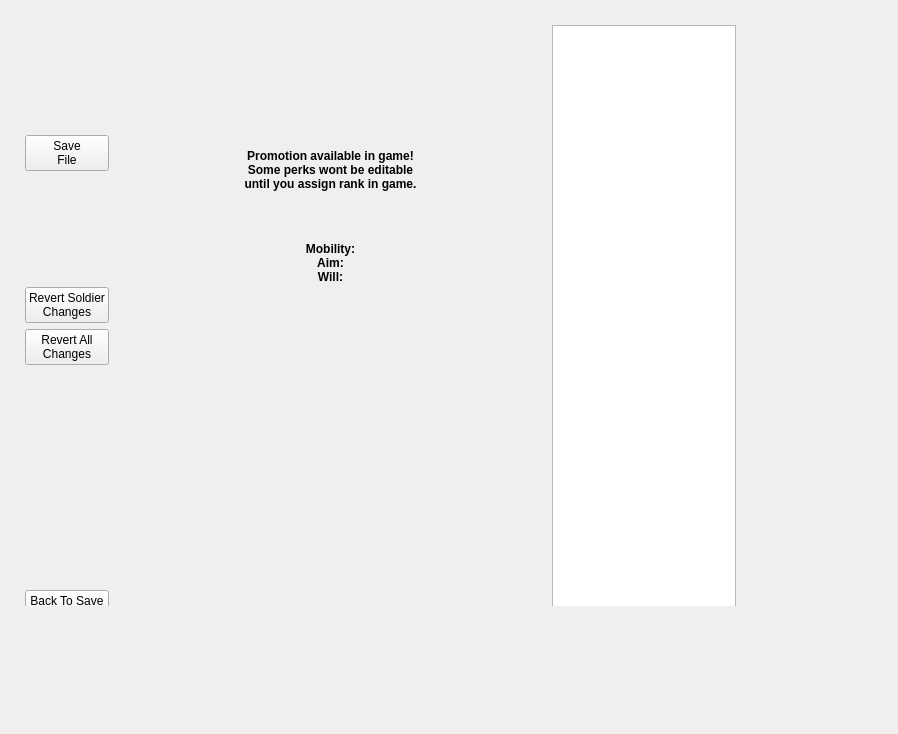
Old version of the form QtDesigner.ui in the repository Bodzioo44/XcomPerkEdit.
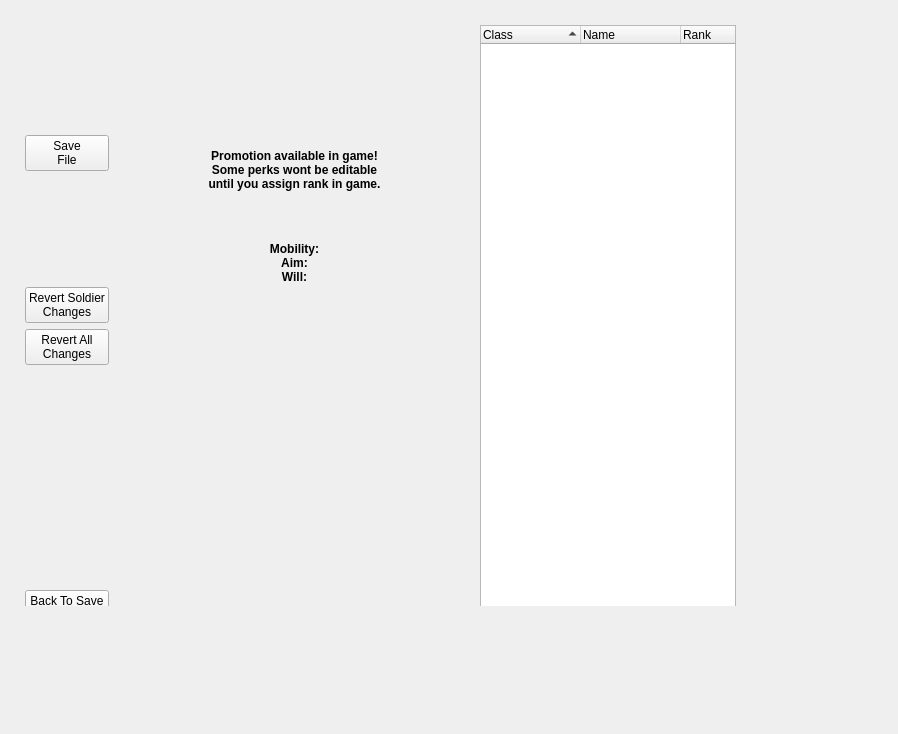
New version of the form.

Commit message: switched to qtreewidget, still a few bugs.

What changed in the file:
```diff
--- a/QtDesigner.ui
+++ b/QtDesigner.ui
@@ -104,7 +104,7 @@
            <height>601</height>
           </rect>
          </property>
-         <layout class="QHBoxLayout" name="horizontalLayout" stretch="0,1,5,1,3">
+         <layout class="QHBoxLayout" name="horizontalLayout" stretch="0,1,5,1,0">
           <item>
            <layout class="QVBoxLayout" name="ButtonVBoxLayout" stretch="5,1,5,1,1,10,1">
             <item>
@@ -305,7 +305,7 @@
            </spacer>
           </item>
           <item>
-           <widget class="QListWidget" name="SoldierListWidget">
+           <widget class="QTreeWidget" name="SoldierTreeWidget">
             <property name="minimumSize">
              <size>
               <width>0</width>
@@ -318,6 +318,29 @@
               <height>16777215</height>
              </size>
             </property>
+            <property name="sortingEnabled">
+             <bool>true</bool>
+            </property>
+            <column>
+             <property name="text">
+              <string>Class</string>
+             </property>
+            </column>
+            <column>
+             <property name="text">
+              <string>Name</string>
+             </property>
+            </column>
+            <column>
+             <property name="text">
+              <string>Rank</string>
+             </property>
+            </column>
+            <column>
+             <property name="text">
+              <string>Edited</string>
+             </property>
+            </column>
            </widget>
           </item>
          </layout>
```
The commit also changes 2 other files.
